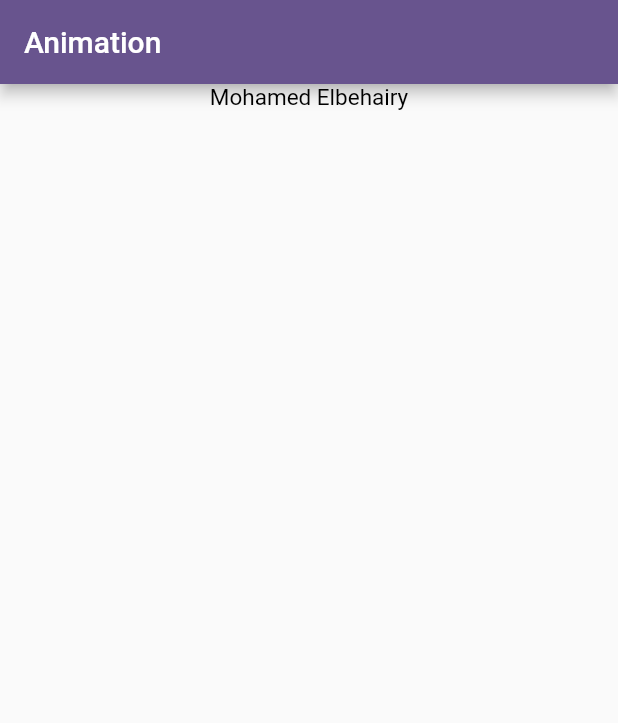
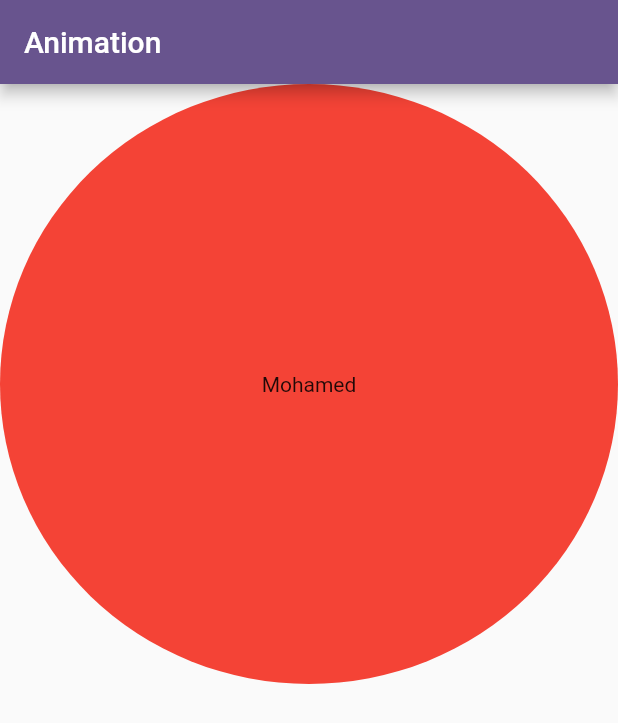
Before and after one commit to mohamdelbehairy/animation_flutter, a Flutter app: the screen it shows after launch, on a phone screen of 412 x 824 dp. Shown: the top 723 px of the screen. Run offline on Flutter 3.47's test engine with Material 3 defaults, Android fonts, the phone set to English and light mode, and no system bars.

```diff
--- a/lib/main.dart
+++ b/lib/main.dart
@@ -27,8 +27,9 @@ class HomeView extends StatefulWidget {
 }
 
 class _HomeViewState extends State<HomeView> {
-  double fontSize = 15;
-  Color color = Colors.black;
+  double elvation = 0.0;
+  Color shadowColor = Colors.red;
+  Color color = Colors.red;
 
   @override
   Widget build(BuildContext context) {
@@ -39,16 +40,24 @@ class _HomeViewState extends State<HomeView> {
           InkWell(
             onTap: () {
               setState(() {
-                fontSize = 30;
-                color = Colors.red;
+                setState(() {
+                  elvation = 20;
+                  shadowColor = Colors.black;
+                  color = Colors.blue;
+                });
               });
             },
             child: Center(
-              child: AnimatedDefaultTextStyle(
-                  curve: Curves.easeIn,
-                  style: TextStyle(fontSize: fontSize, color: color),
+              child: AnimatedPhysicalModel(
+                  color: color,
+                  shape: BoxShape.circle,
+                  elevation: elvation,
+                  shadowColor: shadowColor,
                   duration: const Duration(seconds: 2),
-                  child: const Text("Mohamed Elbehairy")),
+                  child: Container(
+                      height: 400,
+                      alignment: Alignment.center,
+                      child: const Text('Mohamed'))),
             ),
           )
         ],
```
